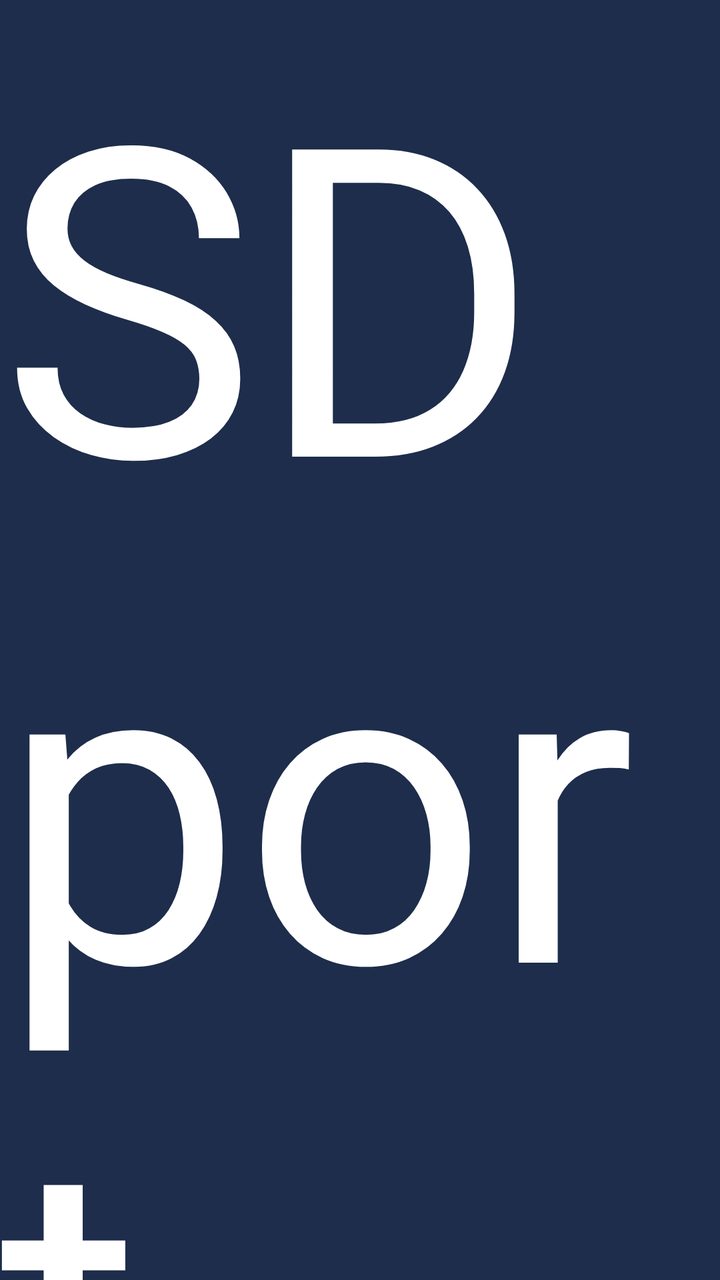
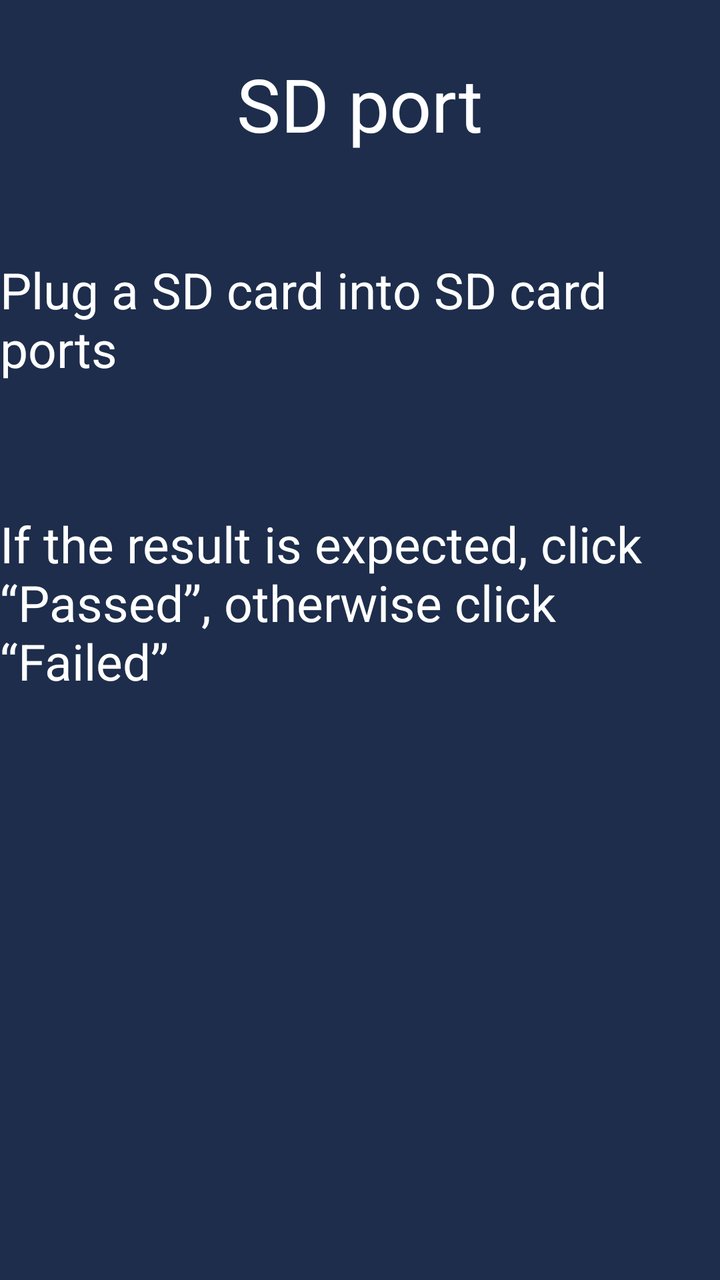

An Android layout rendered at two revisions. The XML below is the earlier revision; the diff shows what the commit changed to produce the second picture.
<!-- AndroidManifest.xml: application theme NoTitle -->
<!-- res/layout/acticity_sd_interface.xml -->
<?xml version="1.0" encoding="utf-8"?>
<LinearLayout xmlns:android="http://schemas.android.com/apk/res/android"
    xmlns:app="http://schemas.android.com/apk/res-auto"
    xmlns:tools="http://schemas.android.com/tools"
    android:layout_width="match_parent"
    android:layout_height="match_parent"
    android:background="@color/colorMain"
    android:orientation="vertical">

    <RelativeLayout
        android:id="@+id/relativeLayout2"
        android:layout_width="match_parent"
        android:layout_height="116mm"
        app:layout_constraintEnd_toEndOf="parent"
        app:layout_constraintStart_toStartOf="parent"
        app:layout_constraintTop_toTopOf="parent">

        <TextView
            android:layout_width="wrap_content"
            android:layout_height="wrap_content"
            android:layout_centerInParent="true"
            android:text="@string/sdport_name"
            android:textColor="@color/white"
            android:textSize="37mm" />


    </RelativeLayout>

    <TextView
        android:layout_width="wrap_content"
        android:layout_height="wrap_content"
        android:layout_gravity="center"
        android:layout_marginTop="24mm"
        android:text="@string/SD_card_ports"
        android:textColor="@color/white"
        android:textSize="25mm" />

    <androidx.recyclerview.widget.RecyclerView
        android:id="@+id/rct_progr"
        android:layout_width="wrap_content"
        android:layout_height="wrap_content"
        android:layout_centerInParent="true"
        android:layout_gravity="center"
        android:layout_marginTop="24mm"
        app:layoutManager="androidx.recyclerview.widget.LinearLayoutManager" />

    <TextView
        android:layout_width="wrap_content"
        android:layout_height="wrap_content"
        android:layout_gravity="center"
        android:layout_marginTop="40mm"
        android:text="@string/expected_Passed"
        android:textColor="@color/white"
        android:textSize="25mm" />

    <RelativeLayout
        android:layout_width="wrap_content"
        android:layout_height="wrap_content"
        android:layout_below="@id/rct_progr"
        android:layout_centerHorizontal="true"
        android:layout_marginLeft="300mm"
        android:layout_marginTop="50mm"
        android:layout_marginRight="300mm">


        <Button
            android:id="@+id/failure_button"
            android:layout_width="121mm"
            android:layout_height="55mm"
            android:layout_alignParentLeft="true"
            android:background="@drawable/r_button_bg"
            android:text="@string/Failed"
            android:textAllCaps="false"
            android:textColor="@color/white"
            android:textSize="25mm" />


        <Button
            android:id="@+id/through_button"
            android:layout_width="121mm"
            android:layout_height="55mm"
            android:layout_alignParentRight="true"
            android:background="@drawable/r_button_bg"
            android:text="@string/Passed"
            android:textAllCaps="false"
            android:textColor="@color/white"
            android:textSize="25mm" />
    </RelativeLayout>

</LinearLayout>
<!-- resources referenced by this layout -->
<resources>
  <color name="colorMain">#1D2D4B</color>
  <color name="white">#FFFFFFFF</color>
  <!-- drawable r_button_bg (drawable) -->
  <?xml version="1.0" encoding="utf-8"?>
  <shape
      xmlns:android="http://schemas.android.com/apk/res/android">
      
      <solid
          android:color="@color/colorMainButton" />
      
      <stroke
          android:width="1dp"
          android:color="@color/colorMainButton" />
      
      <size android:height="4mm"/>
      
      <corners
          android:radius="7dp"/>
  
  </shape>
  <string name="Failed">Failed</string>
  <string name="Passed">Passed</string>
  <string name="SD_card_ports">Plug a SD card into SD card ports</string>
  <string name="expected_Passed">If the result is expected, click “Passed”, otherwise click “Failed”</string>
  <string name="sdport_name">SD port</string>
  <style name="NoTitle" parent="Theme.AppCompat.Light.NoActionBar">
          <item name="colorPrimary">@color/colorMain</item>
          <item name="colorPrimaryDark">@color/colorMain</item>
          <item name="colorAccent">@color/colorMain</item>
          <item name="android:windowFullscreen">true</item>
          <item name="windowActionBar">false</item>
          <item name="windowNoTitle">true</item>
          <item name="android:textAppearanceListItemSmall">@style/listPopupWindow</item>
      </style>
  <color name="colorMainButton">#0091FF</color>
  <style name="listPopupWindow">
          <item name="android:textSize">25mm</item>
          <item name="android:fontFamily">@font/montserrat_regular</item>
          <item name="android:textColor">@color/black</item>
      </style>
  <color name="black">#FF000000</color>
</resources>

<!-- the commit's change to res/layout/acticity_sd_interface.xml (unified diff, before → after) -->
@@ -10,7 +10,7 @@
     <RelativeLayout
         android:id="@+id/relativeLayout2"
         android:layout_width="match_parent"
-        android:layout_height="116mm"
+        android:layout_height="104dp"
         app:layout_constraintEnd_toEndOf="parent"
         app:layout_constraintStart_toStartOf="parent"
         app:layout_constraintTop_toTopOf="parent">
@@ -21,7 +21,7 @@
             android:layout_centerInParent="true"
             android:text="@string/sdport_name"
             android:textColor="@color/white"
-            android:textSize="37mm" />
+            android:textSize="37dp" />
 
 
     </RelativeLayout>
@@ -30,10 +30,10 @@
         android:layout_width="wrap_content"
         android:layout_height="wrap_content"
         android:layout_gravity="center"
-        android:layout_marginTop="24mm"
+        android:layout_marginTop="24dp"
         android:text="@string/SD_card_ports"
         android:textColor="@color/white"
-        android:textSize="25mm" />
+        android:textSize="25dp" />
 
     <androidx.recyclerview.widget.RecyclerView
         android:id="@+id/rct_progr"
@@ -41,50 +41,50 @@
         android:layout_height="wrap_content"
         android:layout_centerInParent="true"
         android:layout_gravity="center"
-        android:layout_marginTop="24mm"
+        android:layout_marginTop="24dp"
         app:layoutManager="androidx.recyclerview.widget.LinearLayoutManager" />
 
     <TextView
         android:layout_width="wrap_content"
         android:layout_height="wrap_content"
         android:layout_gravity="center"
-        android:layout_marginTop="40mm"
+        android:layout_marginTop="40dp"
         android:text="@string/expected_Passed"
         android:textColor="@color/white"
-        android:textSize="25mm" />
+        android:textSize="25dp" />
 
     <RelativeLayout
         android:layout_width="wrap_content"
         android:layout_height="wrap_content"
         android:layout_below="@id/rct_progr"
         android:layout_centerHorizontal="true"
-        android:layout_marginLeft="300mm"
-        android:layout_marginTop="50mm"
-        android:layout_marginRight="300mm">
+        android:layout_marginLeft="300dp"
+        android:layout_marginTop="50dp"
+        android:layout_marginRight="300dp">
 
 
         <Button
             android:id="@+id/failure_button"
-            android:layout_width="121mm"
-            android:layout_height="55mm"
+            android:layout_width="121dp"
+            android:layout_height="55dp"
             android:layout_alignParentLeft="true"
             android:background="@drawable/r_button_bg"
             android:text="@string/Failed"
             android:textAllCaps="false"
             android:textColor="@color/white"
-            android:textSize="25mm" />
+            android:textSize="25dp" />
 
 
         <Button
             android:id="@+id/through_button"
-            android:layout_width="121mm"
-            android:layout_height="55mm"
+            android:layout_width="121dp"
+            android:layout_height="55dp"
             android:layout_alignParentRight="true"
             android:background="@drawable/r_button_bg"
             android:text="@string/Passed"
             android:textAllCaps="false"
             android:textColor="@color/white"
-            android:textSize="25mm" />
+            android:textSize="25dp" />
     </RelativeLayout>
 
 </LinearLayout>
